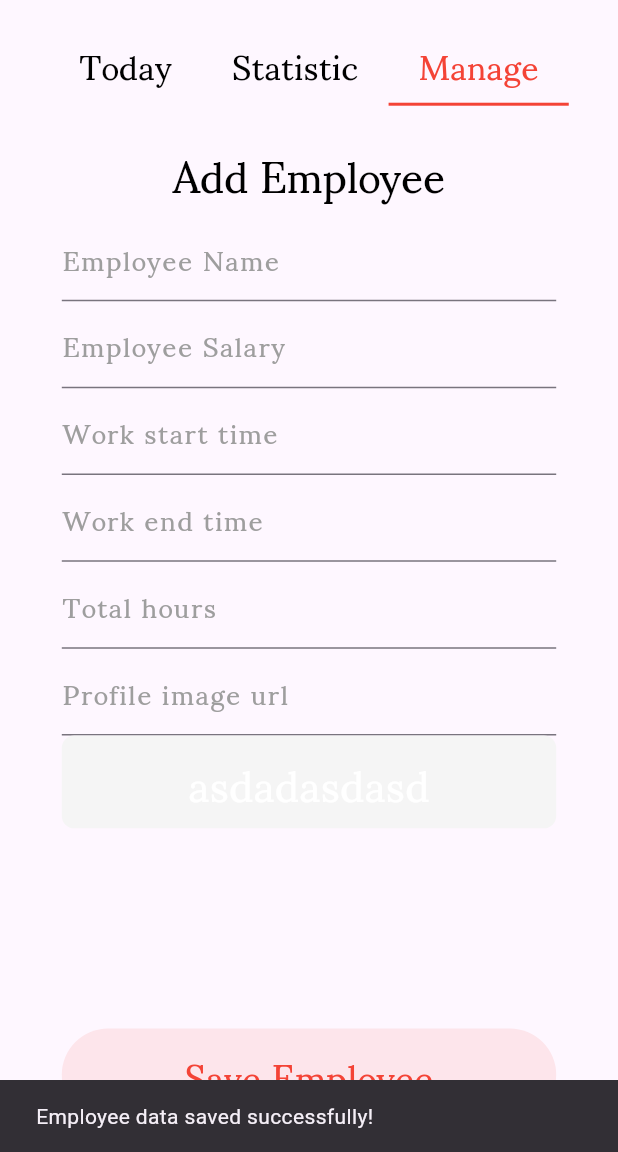
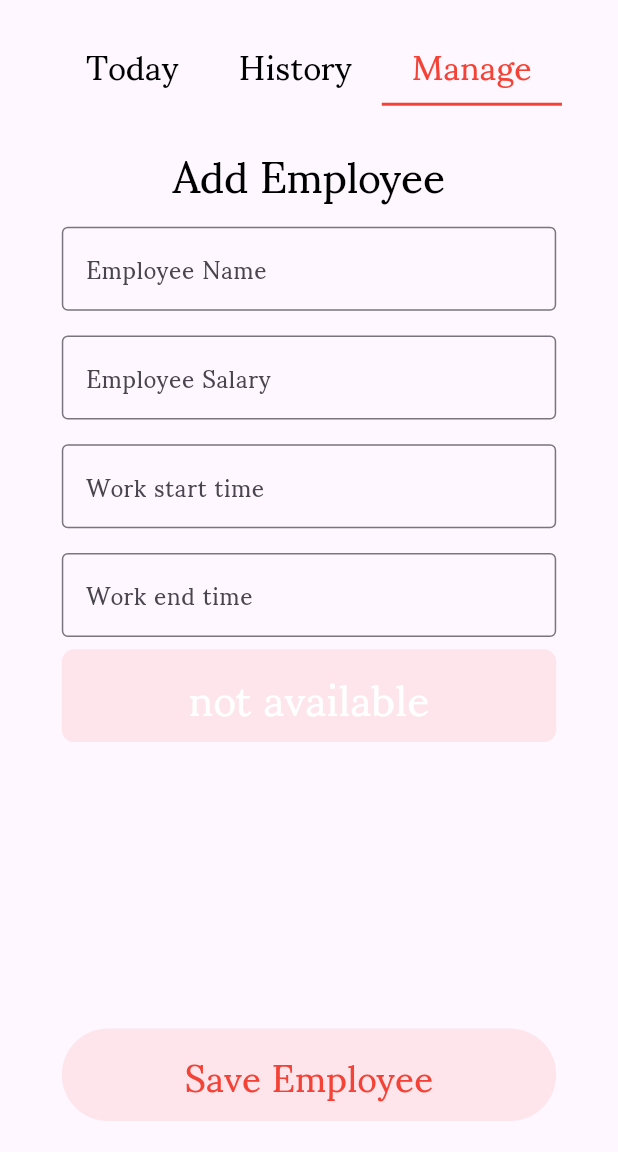
Before and after one commit to alisheraxmedov/Fingers, a Flutter app: the screen it shows after launch, after a tap on "Manage", after a tap on "Save Employee", on a phone screen of 412 x 824 dp, the part 84-1236 px from its top. Run offline on Flutter 3.47's test engine with Material 3 defaults, Android fonts, the phone set to English and light mode, and no system bars; our stand-ins replace firebase_core, firebase_database, get, local_auth; accounts and stored records are empty; generated files the repository leaves out were written again; network calls fail.

Commit message:
textfield, user_profile, manage, first, home and get are changed

```diff
--- /dev/null
+++ b/lib/functions/diff_time.dart
@@ -0,0 +1,29 @@
+import 'package:intl/intl.dart';
+
+class DifferentTimeClass {
+  static int calculateMinutes(String time1, String time2) {
+    DateFormat format1 = DateFormat.Hm();
+    DateFormat format2 = DateFormat.Hms();
+
+    DateTime t1 = format1.parse(time1);
+    DateTime t2 = format2.parse(time2);
+
+    int minutes = t2.difference(t1).inMinutes;
+
+    return minutes;
+  }
+
+  static int catculateHours(String time1, String time2) {
+    DateFormat format1 = DateFormat.Hm();
+    DateFormat format2 = DateFormat.Hms();
+
+    DateTime t1 = format1.parse(time1);
+    DateTime t2 = format2.parse(time2);
+
+    int hours = t2.difference(t1).inHours;
+
+    return hours;
+  }
+
+
+}
--- a/lib/getx/get.dart
+++ b/lib/getx/get.dart
@@ -17,6 +17,7 @@
     required String end,
     required String totalHours,
     required bool status,
+    required String fingerprint,
   }) {
     final DatabaseReference databaseReference =
         FirebaseDatabase.instance.ref("Employee");
@@ -24,6 +25,7 @@
     Map<String, dynamic> employee = {
       "name": name,
       "salary": salary,
+      "finger": fingerprint,
       "profileIMG": profileIMG.isNotEmpty
           ? profileIMG
           : "https://www.clipartmax.com/png/middle/91-915439_to-the-functionality-and-user-experience-of-our-site-red-person-icon.png",
@@ -33,6 +35,8 @@
       "status": false,
       "date": "00",
       "time": "00",
+      "lately": "0",
+      "allLate": "0",
     };
 
     databaseReference.child("${data.length}").set(employee).then((_) {
@@ -69,6 +73,7 @@
 //==================== READ ALL FINGERS ======================
   final databaseFingers = FirebaseDatabase.instance.ref("fingerprints");
   var dataFingers = <String, dynamic>{}.obs;
+  final RxString newfinger = "not available".obs;
   Future<void> checkEmployee() async {
     databaseFingers.onValue.listen(
       (event) {
@@ -99,8 +104,14 @@
           }
         } else {
           dataFingers.value = {};
+          newfinger.value = dataFingers["a_id"];
         }
       },
     );
   }
+
+  RxDouble opacity = 0.1.obs;
+  void opacityChange() {
+    opacity.value == 0.1 ? opacity.value = 0.5 : opacity.value = 0.1;
+  }
 }
--- a/lib/screens/first.dart
+++ b/lib/screens/first.dart
@@ -60,6 +60,7 @@
 // }
 
 import 'package:fingerprint/consts/colors.dart';
+import 'package:fingerprint/functions/diff_time.dart';
 import 'package:fingerprint/getx/get.dart';
 import 'package:fingerprint/screens/user_profile.dart';
 import 'package:fingerprint/widgets/text.dart';
@@ -94,12 +95,14 @@
               subtitle: TextWidget(
                 size: width * 0.035,
                 color: ColorsClass.grey,
-                data: "working hours: ${employee['start']} - ${employee["end"]}",
+                data:
+                    "working hours: ${employee['start']} - ${employee["end"]}",
               ),
               trailing: TextWidget(
                 size: width * 0.03,
                 color: ColorsClass.red,
-                data: employee['status'] ? "Active" : "Inactive",
+                data:
+                    "${DifferentTimeClass.calculateMinutes(employee['start'], employee['time'])} min",
               ),
               onTap: () {
                 Get.to(
--- a/lib/screens/home.dart
+++ b/lib/screens/home.dart
@@ -78,7 +78,7 @@
               mainAxisAlignment: MainAxisAlignment.center,
               children: [
                 _buildTab("Today", 0, width),
-                _buildTab("Statistic", 1, width),
+                _buildTab("History", 1, width),
                 _buildTab("Manage", 2, width),
               ],
             ),
--- a/lib/screens/manage.dart
+++ b/lib/screens/manage.dart
@@ -1,6 +1,7 @@
 // ignore_for_file: use_build_context_synchronously
 
 import 'package:fingerprint/consts/colors.dart';
+import 'package:fingerprint/functions/diff_time.dart';
 import 'package:fingerprint/getx/get.dart';
 import 'package:fingerprint/widgets/button.dart';
 import 'package:fingerprint/widgets/text.dart';
@@ -21,7 +22,6 @@
   final TextEditingController _salaryController = TextEditingController();
   final TextEditingController _startController = TextEditingController();
   final TextEditingController _endController = TextEditingController();
-  final TextEditingController _totalHoursController = TextEditingController();
   final TextEditingController _profileImgController = TextEditingController();
 
   void _clearFields() {
@@ -30,8 +30,20 @@
     _salaryController.clear();
     _startController.clear();
     _endController.clear();
-    _totalHoursController.clear();
     _profileImgController.clear();
+  }
+
+  Future<void> _selectTime(
+      BuildContext context, TextEditingController controller) async {
+    final TimeOfDay? picked = await showTimePicker(
+      context: context,
+      initialTime: TimeOfDay.now(),
+    );
+    if (picked != null) {
+      final formattedTime =
+          "${picked.hour.toString().padLeft(2, '0')}:${picked.minute.toString().padLeft(2, '0')}";
+      controller.text = formattedTime;
+    }
   }
 
   @override
@@ -47,7 +59,9 @@
           data: "Add Employee",
         ),
       ),
-      body: Padding(
+      body: Obx(
+        () {
+          return Padding(
             padding: EdgeInsets.symmetric(
               horizontal: width * 0.1,
             ),
@@ -67,44 +81,32 @@
                   controller: _startController,
                   width: width,
                   labelText: "Work start time",
+                  onTap: () => _selectTime(context, _startController),
+                  readOnly: true,
                 ),
                 TextFieldWidget(
                   controller: _endController,
                   width: width,
                   labelText: "Work end time",
-            ),
-            TextFieldWidget(
-              controller: _totalHoursController,
-              width: width,
-              ktype: TextInputType.number,
-              labelText: "Total hours",
-            ),
-            TextFieldWidget(
-              controller: _profileImgController,
-              width: width,
-              labelText: "Profile image url",
+                  onTap: () => _selectTime(context, _endController),
+                  readOnly: true,
                 ),
                 CustomButton(
-              btnColor: ColorsClass.backgroundColor,
-              btnText: "asdadasdasd",
+                  btnColor: ColorsClass.red.withOpacity(
+                    getXController.opacity.value,
+                  ),
+                  btnText: getXController.newfinger.value,
                   onTap: () {
+                    getXController.opacityChange();
                     getXController.checkEmployee();
                   },
                   width: width,
                 ),
                 const SizedBox(height: 20),
-            // TextWidget(
-            //   size: width * 0.07,
-            //   color: ColorsClass.black,
-            //   data: getXController.dataFingers["a_id"],
-            // ),
-            // TextWidget(
-            //   size: width * 0.07,
-            //   color: ColorsClass.black,
-            //   data: getXController.dataFingers["b_datetamp"],
-            // ),
               ],
             ),
+          );
+        },
       ),
       bottomNavigationBar: GestureDetector(
         onTap: () {
@@ -116,8 +118,12 @@
                 "https://www.clipartmax.com/png/middle/91-915439_to-the-functionality-and-user-experience-of-our-site-red-person-icon.png",
             start: _startController.text,
             end: _endController.text,
-            totalHours: _totalHoursController.text,
+            totalHours: "${DifferentTimeClass.catculateHours(
+              _startController.text,
+              _endController.text,
+            )}",
             status: false,
+            fingerprint: "",
           );
           _clearFields();
         },
--- a/lib/widgets/textfield.dart
+++ b/lib/widgets/textfield.dart
@@ -1,30 +1,36 @@
-import 'package:fingerprint/widgets/text_style.dart';
 import 'package:flutter/material.dart';
 
 class TextFieldWidget extends StatelessWidget {
   final TextEditingController controller;
   final double width;
   final String labelText;
-  final TextInputType ktype;
+  final VoidCallback? onTap;
+  final bool readOnly;
+
   const TextFieldWidget({
     super.key,
     required this.controller,
     required this.width,
     required this.labelText,
-    this.ktype = TextInputType.text,
+    this.onTap,
+    this.readOnly = false,
   });
 
   @override
   Widget build(BuildContext context) {
-    return TextField(
-      controller: controller,
-      keyboardType: ktype,
-      decoration: InputDecoration(
-
-        labelText: labelText,
-        labelStyle: TextStylesClass.normalStyle(
-          size: width * 0.045,
+    return Padding(
+      padding: EdgeInsets.symmetric(vertical: width * 0.02),
+      child: TextField(
+        controller: controller,
+        decoration: InputDecoration(
+          labelText: labelText,
+          labelStyle: const TextStyle(
+            fontFamily: "Sumana",
+          ),
+          border: const OutlineInputBorder(),
         ),
+        onTap: onTap,
+        readOnly: readOnly,
       ),
     );
   }
--- a/pubspec.yaml
+++ b/pubspec.yaml
@@ -40,6 +40,7 @@
   firebase_database: ^11.1.6
   firebase_auth: ^5.3.3
   get: ^4.6.6
+  intl: ^0.19.0
 
 dev_dependencies:
   flutter_test:
```
Also changed, not shown: lib/screens/user_profile.dart (+17 -15 lines), pubspec.lock. Lines whose indentation alone changed are shown as unchanged.
